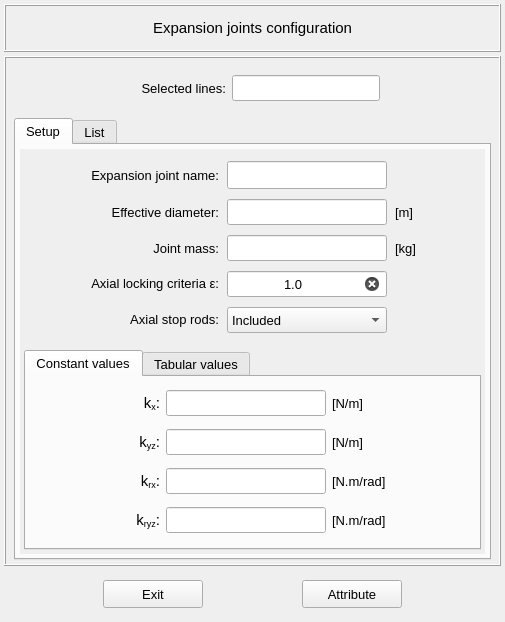
Before: the Qt Designer form pulse/interface/data/ui_files/model/setup/structural/expansion_joint_input.ui in open-pulse/OpenPulse, drawn with Qt 5.
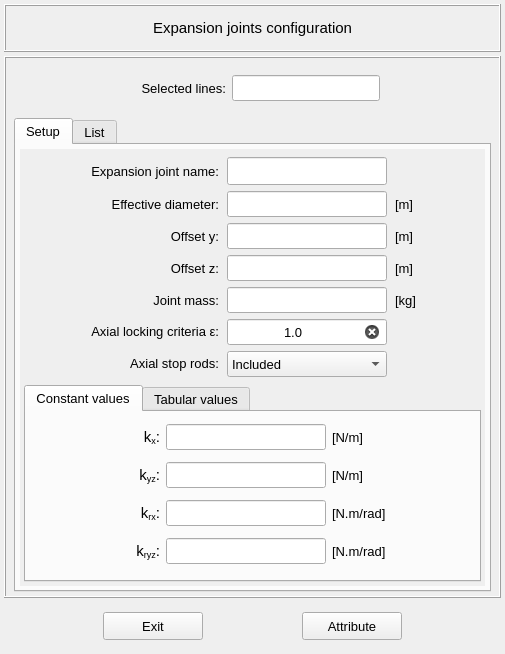
After: the same form once the commit is applied. Icons and pictures are not drawn.

Commit message: Implement offsets for expansion joints

Patch:
```diff
--- a/pulse/interface/data/ui_files/model/setup/structural/expansion_joint_input.ui
+++ b/pulse/interface/data/ui_files/model/setup/structural/expansion_joint_input.ui
@@ -7,7 +7,7 @@
     <x>0</x>
     <y>0</y>
     <width>505</width>
-    <height>622</height>
+    <height>654</height>
    </rect>
   </property>
   <property name="minimumSize">
@@ -222,7 +222,7 @@
                   <x>0</x>
                   <y>0</y>
                   <width>463</width>
-                  <height>404</height>
+                  <height>436</height>
                  </rect>
                 </property>
                 <layout class="QGridLayout" name="gridLayout_8">
@@ -277,13 +277,45 @@
                     <property name="verticalSpacing">
                      <number>6</number>
                     </property>
-                    <item row="1" column="1">
-                     <widget class="QLabel" name="label_94">
+                    <item row="1" column="3">
+                     <widget class="QLabel" name="label_96">
                       <property name="enabled">
                        <bool>true</bool>
                       </property>
                       <property name="minimumSize">
                        <size>
+                        <width>40</width>
+                        <height>26</height>
+                       </size>
+                      </property>
+                      <property name="maximumSize">
+                       <size>
+                        <width>200</width>
+                        <height>26</height>
+                       </size>
+                      </property>
+                      <property name="font">
+                       <font>
+                        <pointsize>10</pointsize>
+                        <italic>false</italic>
+                        <bold>false</bold>
+                       </font>
+                      </property>
+                      <property name="mouseTracking">
+                       <bool>true</bool>
+                      </property>
+                      <property name="text">
+                       <string>[m]</string>
+                      </property>
+                     </widget>
+                    </item>
+                    <item row="4" column="1">
+                     <widget class="QLabel" name="label_95">
+                      <property name="enabled">
+                       <bool>true</bool>
+                      </property>
+                      <property name="minimumSize">
+                       <size>
                         <width>148</width>
                         <height>26</height>
                        </size>
@@ -305,7 +337,205 @@
                        <bool>true</bool>
                       </property>
                       <property name="text">
-                       <string>Effective diameter:</string>
+                       <string>Joint mass:</string>
+                      </property>
+                      <property name="alignment">
+                       <set>Qt::AlignmentFlag::AlignRight|Qt::AlignmentFlag::AlignTrailing|Qt::AlignmentFlag::AlignVCenter</set>
+                      </property>
+                     </widget>
+                    </item>
+                    <item row="6" column="2">
+                     <widget class="QComboBox" name="comboBox_axial_stop_rod">
+                      <property name="minimumSize">
+                       <size>
+                        <width>160</width>
+                        <height>26</height>
+                       </size>
+                      </property>
+                      <property name="maximumSize">
+                       <size>
+                        <width>160</width>
+                        <height>26</height>
+                       </size>
+                      </property>
+                      <property name="font">
+                       <font>
+                        <pointsize>10</pointsize>
+                        <italic>false</italic>
+                        <bold>false</bold>
+                       </font>
+                      </property>
+                      <property name="currentIndex">
+                       <number>1</number>
+                      </property>
+                      <item>
+                       <property name="text">
+                        <string>Not included</string>
+                       </property>
+                      </item>
+                      <item>
+                       <property name="text">
+                        <string>Included</string>
+                       </property>
+                      </item>
+                     </widget>
+                    </item>
+                    <item row="4" column="3">
+                     <widget class="QLabel" name="label_97">
+                      <property name="enabled">
+                       <bool>true</bool>
+                      </property>
+                      <property name="minimumSize">
+                       <size>
+                        <width>40</width>
+                        <height>26</height>
+                       </size>
+                      </property>
+                      <property name="maximumSize">
+                       <size>
+                        <width>200</width>
+                        <height>26</height>
+                       </size>
+                      </property>
+                      <property name="font">
+                       <font>
+                        <pointsize>10</pointsize>
+                        <italic>false</italic>
+                        <bold>false</bold>
+                       </font>
+                      </property>
+                      <property name="mouseTracking">
+                       <bool>true</bool>
+                      </property>
+                      <property name="text">
+                       <string>[kg]</string>
+                      </property>
+                     </widget>
+                    </item>
+                    <item row="1" column="4">
+                     <spacer name="horizontalSpacer_6">
+                      <property name="orientation">
+                       <enum>Qt::Orientation::Horizontal</enum>
+                      </property>
+                      <property name="sizeHint" stdset="0">
+                       <size>
+                        <width>40</width>
+                        <height>20</height>
+                       </size>
+                      </property>
+                     </spacer>
+                    </item>
+                    <item row="5" column="2">
+                     <widget class="QLineEdit" name="lineEdit_axial_locking_criteria">
+                      <property name="enabled">
+                       <bool>true</bool>
+                      </property>
+                      <property name="minimumSize">
+                       <size>
+                        <width>160</width>
+                        <height>26</height>
+                       </size>
+                      </property>
+                      <property name="maximumSize">
+                       <size>
+                        <width>160</width>
+                        <height>26</height>
+                       </size>
+                      </property>
+                      <property name="sizeIncrement">
+                       <size>
+                        <width>0</width>
+                        <height>26</height>
+                       </size>
+                      </property>
+                      <property name="font">
+                       <font>
+                        <pointsize>10</pointsize>
+                        <italic>false</italic>
+                        <bold>false</bold>
+                       </font>
+                      </property>
+                      <property name="focusPolicy">
+                       <enum>Qt::FocusPolicy::StrongFocus</enum>
+                      </property>
+                      <property name="styleSheet">
+                       <string notr="true"/>
+                      </property>
+                      <property name="text">
+                       <string>1.0</string>
+                      </property>
+                      <property name="alignment">
+                       <set>Qt::AlignmentFlag::AlignCenter</set>
+                      </property>
+                      <property name="clearButtonEnabled">
+                       <bool>true</bool>
+                      </property>
+                     </widget>
+                    </item>
+                    <item row="6" column="1">
+                     <widget class="QLabel" name="label_101">
+                      <property name="enabled">
+                       <bool>true</bool>
+                      </property>
+                      <property name="minimumSize">
+                       <size>
+                        <width>148</width>
+                        <height>26</height>
+                       </size>
+                      </property>
+                      <property name="maximumSize">
+                       <size>
+                        <width>200</width>
+                        <height>26</height>
+                       </size>
+                      </property>
+                      <property name="font">
+                       <font>
+                        <pointsize>10</pointsize>
+                        <italic>false</italic>
+                        <bold>false</bold>
+                       </font>
+                      </property>
+                      <property name="mouseTracking">
+                       <bool>true</bool>
+                      </property>
+                      <property name="text">
+                       <string>&lt;html&gt;&lt;head/&gt;&lt;body&gt;&lt;p align=&quot;right&quot;&gt;Axial stop rods:&lt;/p&gt;&lt;/body&gt;&lt;/html&gt;</string>
+                      </property>
+                      <property name="alignment">
+                       <set>Qt::AlignmentFlag::AlignRight|Qt::AlignmentFlag::AlignTrailing|Qt::AlignmentFlag::AlignVCenter</set>
+                      </property>
+                     </widget>
+                    </item>
+                    <item row="5" column="1">
+                     <widget class="QLabel" name="label_axial_lock_criteria">
+                      <property name="enabled">
+                       <bool>true</bool>
+                      </property>
+                      <property name="minimumSize">
+                       <size>
+                        <width>148</width>
+                        <height>26</height>
+                       </size>
+                      </property>
+                      <property name="maximumSize">
+                       <size>
+                        <width>200</width>
+                        <height>26</height>
+                       </size>
+                      </property>
+                      <property name="font">
+                       <font>
+                        <pointsize>10</pointsize>
+                        <italic>false</italic>
+                        <bold>false</bold>
+                       </font>
+                      </property>
+                      <property name="mouseTracking">
+                       <bool>true</bool>
+                      </property>
+                      <property name="text">
+                       <string>&lt;html&gt;&lt;head/&gt;&lt;body&gt;&lt;p align=&quot;right&quot;&gt;&lt;span style=&quot; font-weight:400; font-style:normal;&quot;&gt;Axial locking criteria ε:&lt;/span&gt;&lt;/p&gt;&lt;/body&gt;&lt;/html&gt;</string>
                       </property>
                       <property name="alignment">
                        <set>Qt::AlignmentFlag::AlignRight|Qt::AlignmentFlag::AlignTrailing|Qt::AlignmentFlag::AlignVCenter</set>
@@ -356,6 +586,53 @@
                       </property>
                      </widget>
                     </item>
+                    <item row="2" column="2">
+                     <widget class="QLineEdit" name="lineEdit_offset_y">
+                      <property name="enabled">
+                       <bool>true</bool>
+                      </property>
+                      <property name="minimumSize">
+                       <size>
+                        <width>160</width>
+                        <height>26</height>
+                       </size>
+                      </property>
+                      <property name="maximumSize">
+                       <size>
+                        <width>160</width>
+                        <height>26</height>
+                       </size>
+                      </property>
+                      <property name="sizeIncrement">
+                       <size>
+                        <width>0</width>
+                        <height>0</height>
+                       </size>
+                      </property>
+                      <property name="font">
+                       <font>
+                        <pointsize>10</pointsize>
+                        <italic>false</italic>
+                        <bold>false</bold>
+                       </font>
+                      </property>
+                      <property name="focusPolicy">
+                       <enum>Qt::FocusPolicy::StrongFocus</enum>
+                      </property>
+                      <property name="styleSheet">
+                       <string notr="true"/>
+                      </property>
+                      <property name="text">
+                       <string/>
+                      </property>
+                      <property name="alignment">
+                       <set>Qt::AlignmentFlag::AlignCenter</set>
+                      </property>
+                      <property name="clearButtonEnabled">
+                       <bool>true</bool>
+                      </property>
+                     </widget>
+                    </item>
                     <item row="1" column="0">
                      <spacer name="horizontalSpacer_5">
                       <property name="orientation">
@@ -369,26 +646,20 @@
                       </property>
                      </spacer>
                     </item>
-                    <item row="3" column="2">
-                     <widget class="QLineEdit" name="lineEdit_axial_locking_criteria">
+                    <item row="1" column="1">
+                     <widget class="QLabel" name="label_94">
                       <property name="enabled">
                        <bool>true</bool>
                       </property>
                       <property name="minimumSize">
                        <size>
-                        <width>160</width>
+                        <width>148</width>
                         <height>26</height>
                        </size>
                       </property>
                       <property name="maximumSize">
                        <size>
-                        <width>160</width>
-                        <height>26</height>
-                       </size>
-                      </property>
-                      <property name="sizeIncrement">
-                       <size>
-                        <width>0</width>
+                        <width>200</width>
                         <height>26</height>
                        </size>
                       </property>
@@ -399,20 +670,14 @@
                         <bold>false</bold>
                        </font>
                       </property>
-                      <property name="focusPolicy">
-                       <enum>Qt::FocusPolicy::StrongFocus</enum>
-                      </property>
-                      <property name="styleSheet">
-                       <string notr="true"/>
+                      <property name="mouseTracking">
+                       <bool>true</bool>
                       </property>
                       <property name="text">
-                       <string>1.0</string>
+                       <string>Effective diameter:</string>
                       </property>
                       <property name="alignment">
-                       <set>Qt::AlignmentFlag::AlignCenter</set>
-                      </property>
-                      <property name="clearButtonEnabled">
-                       <bool>true</bool>
+                       <set>Qt::AlignmentFlag::AlignRight|Qt::AlignmentFlag::AlignTrailing|Qt::AlignmentFlag::AlignVCenter</set>
                       </property>
                      </widget>
                     </item>
@@ -451,19 +716,6 @@
                       </property>
                      </widget>
                     </item>
-                    <item row="1" column="4">
-                     <spacer name="horizontalSpacer_6">
-                      <property name="orientation">
-                       <enum>Qt::Orientation::Horizontal</enum>
-                      </property>
-                      <property name="sizeHint" stdset="0">
-                       <size>
-                        <width>40</width>
-                        <height>20</height>
-                       </size>
-                      </property>
-                     </spacer>
-                    </item>
                     <item row="1" column="2">
                      <widget class="QLineEdit" name="lineEdit_effective_diameter">
                       <property name="enabled">
@@ -511,7 +763,7 @@
                       </property>
                      </widget>
                     </item>
-                    <item row="2" column="2">
+                    <item row="4" column="2">
                      <widget class="QLineEdit" name="lineEdit_joint_mass">
                       <property name="enabled">
                        <bool>true</bool>
@@ -558,23 +810,29 @@
                       </property>
                      </widget>
                     </item>
-                    <item row="2" column="3">
-                     <widget class="QLabel" name="label_97">
+                    <item row="3" column="2">
+                     <widget class="QLineEdit" name="lineEdit_offset_z">
                       <property name="enabled">
                        <bool>true</bool>
                       </property>
                       <property name="minimumSize">
                        <size>
-                        <width>40</width>
+                        <width>160</width>
                         <height>26</height>
                        </size>
                       </property>
                       <property name="maximumSize">
                        <size>
-                        <width>200</width>
+                        <width>160</width>
                         <height>26</height>
                        </size>
                       </property>
+                      <property name="sizeIncrement">
+                       <size>
+                        <width>0</width>
+                        <height>0</height>
+                       </size>
+                      </property>
                       <property name="font">
                        <font>
                         <pointsize>10</pointsize>
@@ -582,16 +840,25 @@
                         <bold>false</bold>
                        </font>
                       </property>
-                      <property name="mouseTracking">
-                       <bool>true</bool>
+                      <property name="focusPolicy">
+                       <enum>Qt::FocusPolicy::StrongFocus</enum>
+                      </property>
+                      <property name="styleSheet">
+                       <string notr="true"/>
                       </property>
                       <property name="text">
-                       <string>[kg]</string>
+                       <string/>
+                      </property>
+                      <property name="alignment">
+                       <set>Qt::AlignmentFlag::AlignCenter</set>
+                      </property>
+                      <property name="clearButtonEnabled">
+                       <bool>true</bool>
                       </property>
                      </widget>
                     </item>
                     <item row="2" column="1">
-                     <widget class="QLabel" name="label_95">
+                     <widget class="QLabel" name="label_98">
                       <property name="enabled">
                        <bool>true</bool>
                       </property>
@@ -618,42 +885,7 @@
                        <bool>true</bool>
                       </property>
                       <property name="text">
-                       <string>Joint mass:</string>
-                      </property>
-                      <property name="alignment">
-                       <set>Qt::AlignmentFlag::AlignRight|Qt::AlignmentFlag::AlignTrailing|Qt::AlignmentFlag::AlignVCenter</set>
-                      </property>
-                     </widget>
-                    </item>
-                    <item row="4" column="1">
-                     <widget class="QLabel" name="label_101">
-                      <property name="enabled">
-                       <bool>true</bool>
-                      </property>
-                      <property name="minimumSize">
-                       <size>
-                        <width>148</width>
-                        <height>26</height>
-                       </size>
-                      </property>
-                      <property name="maximumSize">
-                       <size>
-                        <width>200</width>
-                        <height>26</height>
-                       </size>
-                      </property>
-                      <property name="font">
-                       <font>
-                        <pointsize>10</pointsize>
-                        <italic>false</italic>
-                        <bold>false</bold>
-                       </font>
-                      </property>
-                      <property name="mouseTracking">
-                       <bool>true</bool>
-                      </property>
-                      <property name="text">
-                       <string>&lt;html&gt;&lt;head/&gt;&lt;body&gt;&lt;p align=&quot;right&quot;&gt;Axial stop rods:&lt;/p&gt;&lt;/body&gt;&lt;/html&gt;</string>
+                       <string>Offset y:</string>
                       </property>
                       <property name="alignment">
                        <set>Qt::AlignmentFlag::AlignRight|Qt::AlignmentFlag::AlignTrailing|Qt::AlignmentFlag::AlignVCenter</set>
@@ -661,7 +893,7 @@
                      </widget>
                     </item>
                     <item row="3" column="1">
-                     <widget class="QLabel" name="label_axial_lock_criteria">
+                     <widget class="QLabel" name="label_99">
                       <property name="enabled">
                        <bool>true</bool>
                       </property>
@@ -688,24 +920,27 @@
                        <bool>true</bool>
                       </property>
                       <property name="text">
-                       <string>&lt;html&gt;&lt;head/&gt;&lt;body&gt;&lt;p align=&quot;right&quot;&gt;&lt;span style=&quot; font-weight:400; font-style:normal;&quot;&gt;Axial locking criteria ε:&lt;/span&gt;&lt;/p&gt;&lt;/body&gt;&lt;/html&gt;</string>
+                       <string>Offset z:</string>
                       </property>
                       <property name="alignment">
                        <set>Qt::AlignmentFlag::AlignRight|Qt::AlignmentFlag::AlignTrailing|Qt::AlignmentFlag::AlignVCenter</set>
                       </property>
                      </widget>
                     </item>
-                    <item row="4" column="2">
-                     <widget class="QComboBox" name="comboBox_axial_stop_rod">
+                    <item row="2" column="3">
+                     <widget class="QLabel" name="label_102">
+                      <property name="enabled">
+                       <bool>true</bool>
+                      </property>
                       <property name="minimumSize">
                        <size>
-                        <width>160</width>
+                        <width>40</width>
                         <height>26</height>
                        </size>
                       </property>
                       <property name="maximumSize">
                        <size>
-                        <width>160</width>
+                        <width>200</width>
                         <height>26</height>
                        </size>
                       </property>
@@ -716,23 +951,16 @@
                         <bold>false</bold>
                        </font>
                       </property>
-                      <property name="currentIndex">
-                       <number>1</number>
+                      <property name="mouseTracking">
+                       <bool>true</bool>
                       </property>
-                      <item>
-                       <property name="text">
-                        <string>Not included</string>
-                       </property>
-                      </item>
-                      <item>
-                       <property name="text">
-                        <string>Included</string>
-                       </property>
-                      </item>
+                      <property name="text">
+                       <string>[m]</string>
+                      </property>
                      </widget>
                     </item>
-                    <item row="1" column="3">
-                     <widget class="QLabel" name="label_96">
+                    <item row="3" column="3">
+                     <widget class="QLabel" name="label_103">
                       <property name="enabled">
                        <bool>true</bool>
                       </property>
```
The commit also changes 17 other files.
